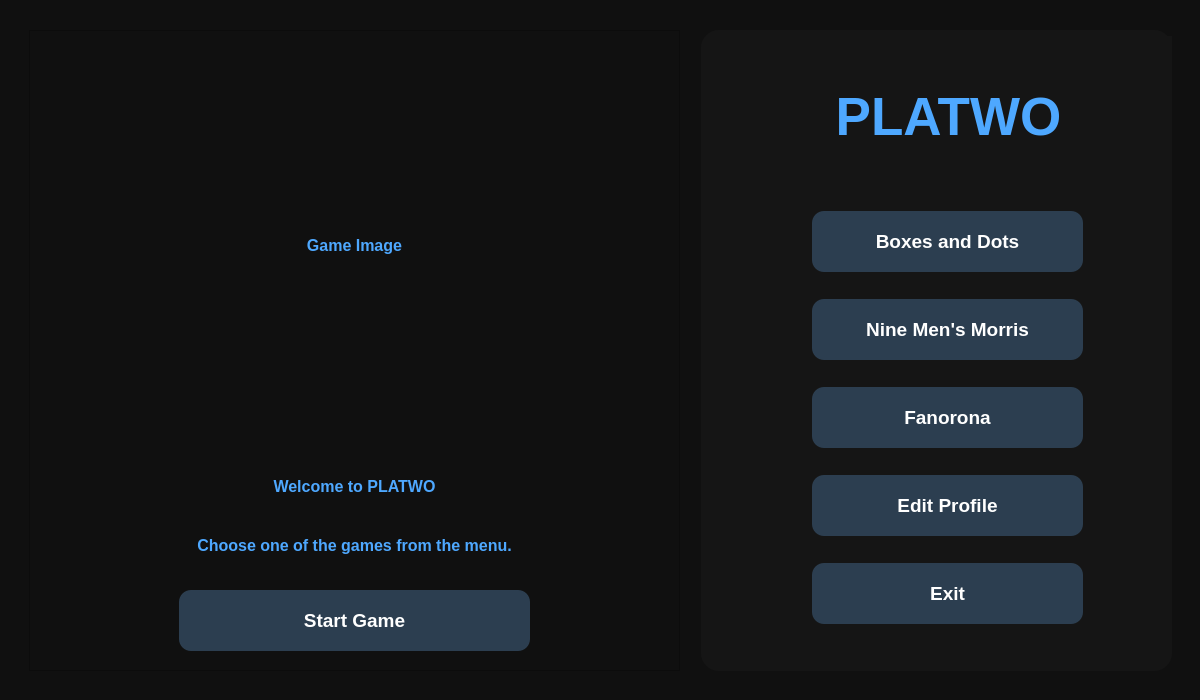
Above: Platwo/mainwindow.ui from Carbon-128X/CarbonApollo-PlaTwo before the change. Below: the same form after it.
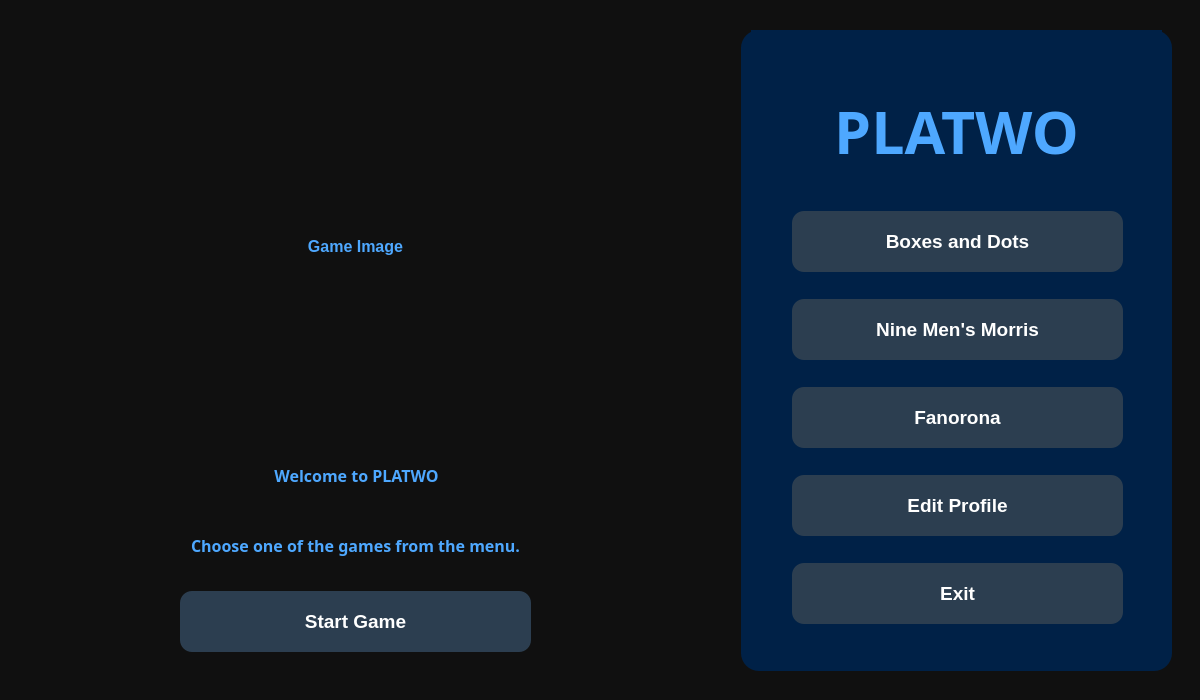
That is the form after the change.

What changed in the file:
```diff
--- a/Platwo/mainwindow.ui
+++ b/Platwo/mainwindow.ui
@@ -28,166 +28,25 @@
   <property name="styleSheet">
    <string notr="true">background-color:#101010;</string>
   </property>
-  <widget class="QWidget" name="horizontalLayoutWidget">
-   <property name="geometry">
-    <rect>
-     <x>29</x>
-     <y>30</y>
-     <width>651</width>
-     <height>641</height>
-    </rect>
-   </property>
-   <layout class="QHBoxLayout" name="horizontalLayout">
-    <item>
-     <widget class="QFrame" name="previewFrame">
-      <property name="styleSheet">
-       <string notr="true"/>
-      </property>
-      <property name="frameShape">
-       <enum>QFrame::Shape::StyledPanel</enum>
-      </property>
-      <property name="frameShadow">
-       <enum>QFrame::Shadow::Raised</enum>
-      </property>
-      <widget class="QLabel" name="gameImage">
-       <property name="geometry">
-        <rect>
-         <x>20</x>
-         <y>20</y>
-         <width>611</width>
-         <height>391</height>
-        </rect>
-       </property>
-       <property name="font">
-        <font>
-         <pointsize>12</pointsize>
-         <bold>true</bold>
-        </font>
-       </property>
-       <property name="styleSheet">
-        <string notr="true">color:#4EA8FF;</string>
-       </property>
-       <property name="text">
-        <string>Game Image</string>
-       </property>
-       <property name="alignment">
-        <set>Qt::AlignmentFlag::AlignCenter</set>
-       </property>
-      </widget>
-      <widget class="QPushButton" name="startGameButton">
-       <property name="geometry">
-        <rect>
-         <x>150</x>
-         <y>560</y>
-         <width>351</width>
-         <height>61</height>
-        </rect>
-       </property>
-       <property name="styleSheet">
-        <string notr="true">QPushButton{
-
-background:#2C3E50;
-
-color:white;
-
-border:none;
-
-border-radius:12px;
-
-min-height:50px;
-
-font-size:14pt;
-
-font-weight:bold;
-
-}
-
-QPushButton:hover{
-
-background:#3A86FF;
-
-}
-
-QPushButton:pressed{
-
-background:#2563EB;
-
-}</string>
-       </property>
-       <property name="text">
-        <string>Start Game</string>
-       </property>
-      </widget>
-      <widget class="QWidget" name="layoutWidget">
-       <property name="geometry">
-        <rect>
-         <x>90</x>
-         <y>430</y>
-         <width>471</width>
-         <height>111</height>
-        </rect>
-       </property>
-       <layout class="QVBoxLayout" name="verticalLayout_2">
-        <item>
-         <widget class="QLabel" name="gameTitle">
-          <property name="font">
-           <font>
-            <pointsize>12</pointsize>
-            <bold>true</bold>
-           </font>
-          </property>
-          <property name="styleSheet">
-           <string notr="true">color:#4EA8FF;</string>
-          </property>
-          <property name="text">
-           <string>Welcome to PLATWO</string>
-          </property>
-          <property name="alignment">
-           <set>Qt::AlignmentFlag::AlignCenter</set>
-          </property>
-         </widget>
-        </item>
-        <item>
-         <widget class="QLabel" name="gameDescription">
-          <property name="font">
-           <font>
-            <pointsize>12</pointsize>
-            <bold>true</bold>
-           </font>
-          </property>
-          <property name="styleSheet">
-           <string notr="true">color:#4EA8FF;</string>
-          </property>
-          <property name="text">
-           <string>Choose one of the games from the menu.</string>
-          </property>
-          <property name="alignment">
-           <set>Qt::AlignmentFlag::AlignCenter</set>
-          </property>
-          <property name="wordWrap">
-           <bool>true</bool>
-          </property>
-         </widget>
-        </item>
-       </layout>
-      </widget>
-     </widget>
-    </item>
-   </layout>
-  </widget>
   <widget class="QFrame" name="menuFrame">
    <property name="geometry">
     <rect>
-     <x>701</x>
+     <x>741</x>
      <y>30</y>
-     <width>471</width>
+     <width>431</width>
      <height>641</height>
     </rect>
    </property>
+   <property name="maximumSize">
+    <size>
+     <width>1200</width>
+     <height>700</height>
+    </size>
+   </property>
    <property name="styleSheet">
     <string notr="true">QFrame{
 
-background:#151515;
+background:#002147;
 
 border-radius:18px;
 
@@ -202,15 +61,16 @@
    <widget class="QLabel" name="titleLabel">
     <property name="geometry">
      <rect>
-      <x>7</x>
-      <y>6</y>
-      <width>481</width>
-      <height>161</height>
+      <x>10</x>
+      <y>-20</y>
+      <width>411</width>
+      <height>241</height>
      </rect>
     </property>
     <property name="font">
      <font>
-      <pointsize>40</pointsize>
+      <family>Sitka Text</family>
+      <pointsize>44</pointsize>
       <bold>true</bold>
      </font>
     </property>
@@ -227,9 +87,9 @@
    <widget class="QPushButton" name="exitButton">
     <property name="geometry">
      <rect>
-      <x>111</x>
+      <x>51</x>
       <y>533</y>
-      <width>271</width>
+      <width>331</width>
       <height>61</height>
      </rect>
     </property>
@@ -271,9 +131,9 @@
    <widget class="QPushButton" name="profileButton">
     <property name="geometry">
      <rect>
-      <x>111</x>
+      <x>51</x>
       <y>445</y>
-      <width>271</width>
+      <width>331</width>
       <height>61</height>
      </rect>
     </property>
@@ -315,9 +175,9 @@
    <widget class="QPushButton" name="boxesButton">
     <property name="geometry">
      <rect>
-      <x>111</x>
+      <x>51</x>
       <y>181</y>
-      <width>271</width>
+      <width>331</width>
       <height>61</height>
      </rect>
     </property>
@@ -359,9 +219,9 @@
    <widget class="QPushButton" name="fanoronaButton">
     <property name="geometry">
      <rect>
-      <x>111</x>
+      <x>51</x>
       <y>357</y>
-      <width>271</width>
+      <width>331</width>
       <height>61</height>
      </rect>
     </property>
@@ -403,9 +263,9 @@
    <widget class="QPushButton" name="morrisButton">
     <property name="geometry">
      <rect>
-      <x>111</x>
+      <x>51</x>
       <y>269</y>
-      <width>271</width>
+      <width>331</width>
       <height>61</height>
      </rect>
     </property>
@@ -445,6 +305,149 @@
     </property>
    </widget>
   </widget>
+  <widget class="QFrame" name="previewFrame">
+   <property name="geometry">
+    <rect>
+     <x>30</x>
+     <y>31</y>
+     <width>649</width>
+     <height>639</height>
+    </rect>
+   </property>
+   <property name="styleSheet">
+    <string notr="true">background:transparent;</string>
+   </property>
+   <property name="frameShape">
+    <enum>QFrame::Shape::StyledPanel</enum>
+   </property>
+   <property name="frameShadow">
+    <enum>QFrame::Shadow::Raised</enum>
+   </property>
+   <widget class="QLabel" name="gameImage">
+    <property name="geometry">
+     <rect>
+      <x>20</x>
+      <y>20</y>
+      <width>611</width>
+      <height>391</height>
+     </rect>
+    </property>
+    <property name="font">
+     <font>
+      <pointsize>12</pointsize>
+      <bold>true</bold>
+     </font>
+    </property>
+    <property name="styleSheet">
+     <string notr="true">color:#4EA8FF;</string>
+    </property>
+    <property name="text">
+     <string>Game Image</string>
+    </property>
+    <property name="alignment">
+     <set>Qt::AlignmentFlag::AlignCenter</set>
+    </property>
+   </widget>
+   <widget class="QPushButton" name="startGameButton">
+    <property name="geometry">
+     <rect>
+      <x>150</x>
+      <y>560</y>
+      <width>351</width>
+      <height>61</height>
+     </rect>
+    </property>
+    <property name="styleSheet">
+     <string notr="true">QPushButton{
+
+background:#2C3E50;
+
+color:white;
+
+border:none;
+
+border-radius:12px;
+
+min-height:50px;
+
+font-size:14pt;
+
+font-weight:bold;
+
+}
+
+QPushButton:hover{
+
+background:#3A86FF;
+
+}
+
+QPushButton:pressed{
+
+background:#2563EB;
+
+}</string>
+    </property>
+    <property name="text">
+     <string>Start Game</string>
+    </property>
+   </widget>
+   <widget class="QLabel" name="gameTitle">
+    <property name="geometry">
+     <rect>
+      <x>11</x>
+      <y>431</y>
+      <width>631</width>
+      <height>27</height>
+     </rect>
+    </property>
+    <property name="font">
+     <font>
+      <family>Sitka Text</family>
+      <pointsize>12</pointsize>
+      <bold>true</bold>
+     </font>
+    </property>
+    <property name="styleSheet">
+     <string notr="true">color:#4EA8FF;</string>
+    </property>
+    <property name="text">
+     <string>Welcome to PLATWO</string>
+    </property>
+    <property name="alignment">
+     <set>Qt::AlignmentFlag::AlignCenter</set>
+    </property>
+   </widget>
+   <widget class="QLabel" name="gameDescription">
+    <property name="geometry">
+     <rect>
+      <x>91</x>
+      <y>489</y>
+      <width>469</width>
+      <height>51</height>
+     </rect>
+    </property>
+    <property name="font">
+     <font>
+      <family>Sitka Text</family>
+      <pointsize>12</pointsize>
+      <bold>true</bold>
+     </font>
+    </property>
+    <property name="styleSheet">
+     <string notr="true">color:#4EA8FF;</string>
+    </property>
+    <property name="text">
+     <string>Choose one of the games from the menu.</string>
+    </property>
+    <property name="alignment">
+     <set>Qt::AlignmentFlag::AlignCenter</set>
+    </property>
+    <property name="wordWrap">
+     <bool>true</bool>
+    </property>
+   </widget>
+  </widget>
  </widget>
  <resources/>
  <connections/>
```
